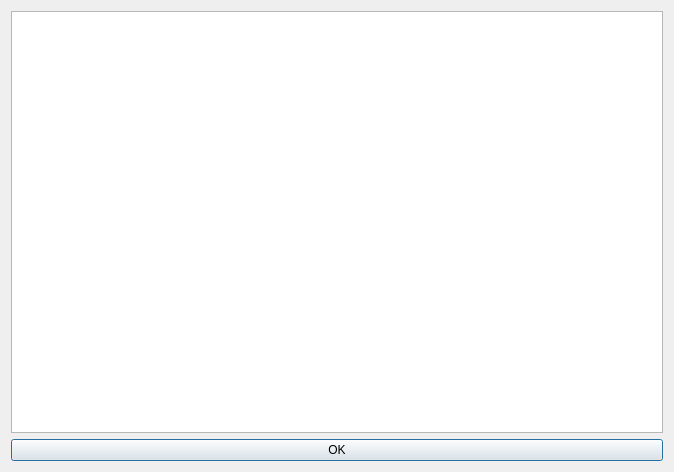
huggle/huggle3-qt-lx, file src/huggle_ui/ignorelist.ui: the form before one commit.
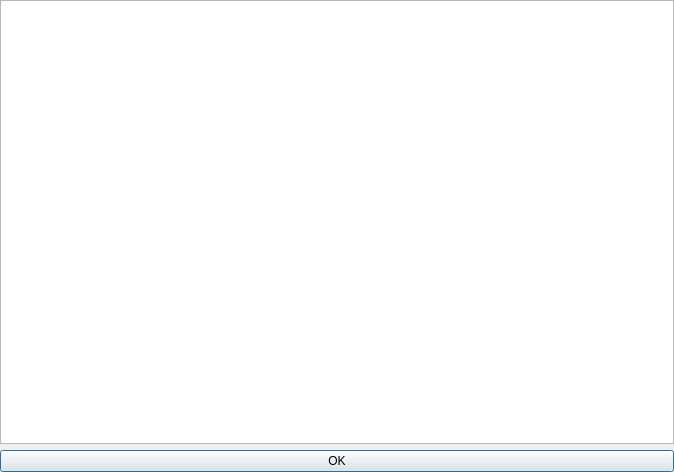
The form after the commit. Icons and pictures are not drawn.

What changed in the file:
```diff
--- a/src/huggle_ui/ignorelist.ui
+++ b/src/huggle_ui/ignorelist.ui
@@ -18,6 +18,18 @@
     <normaloff>:/huggle/pictures/Resources/huggle3_small.ico</normaloff>:/huggle/pictures/Resources/huggle3_small.ico</iconset>
   </property>
   <layout class="QVBoxLayout" name="verticalLayout">
+   <property name="leftMargin">
+    <number>0</number>
+   </property>
+   <property name="topMargin">
+    <number>0</number>
+   </property>
+   <property name="rightMargin">
+    <number>0</number>
+   </property>
+   <property name="bottomMargin">
+    <number>0</number>
+   </property>
    <item>
     <widget class="QListView" name="listView"/>
    </item>
```
Left out of the diff: 2 changed lines with no effect on the pictures.
